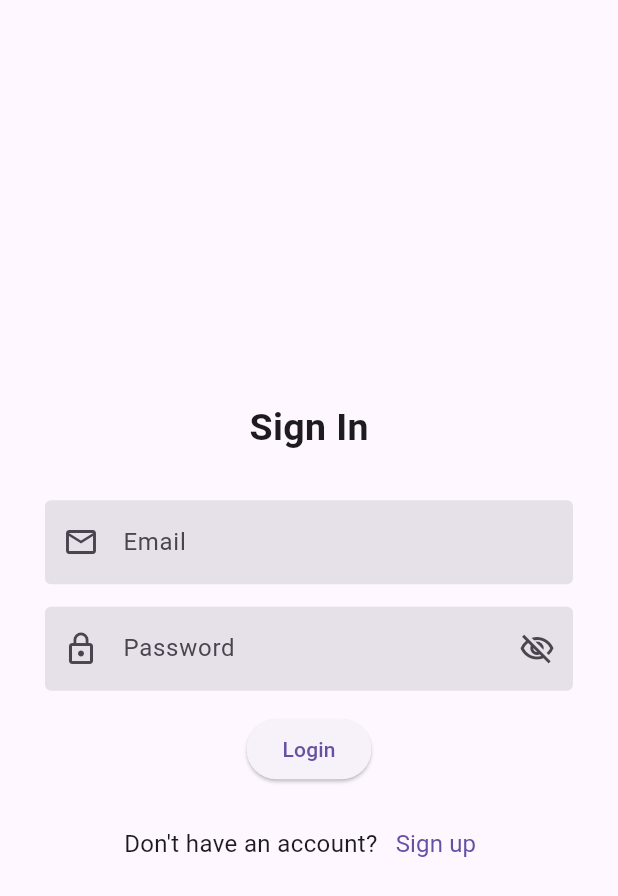
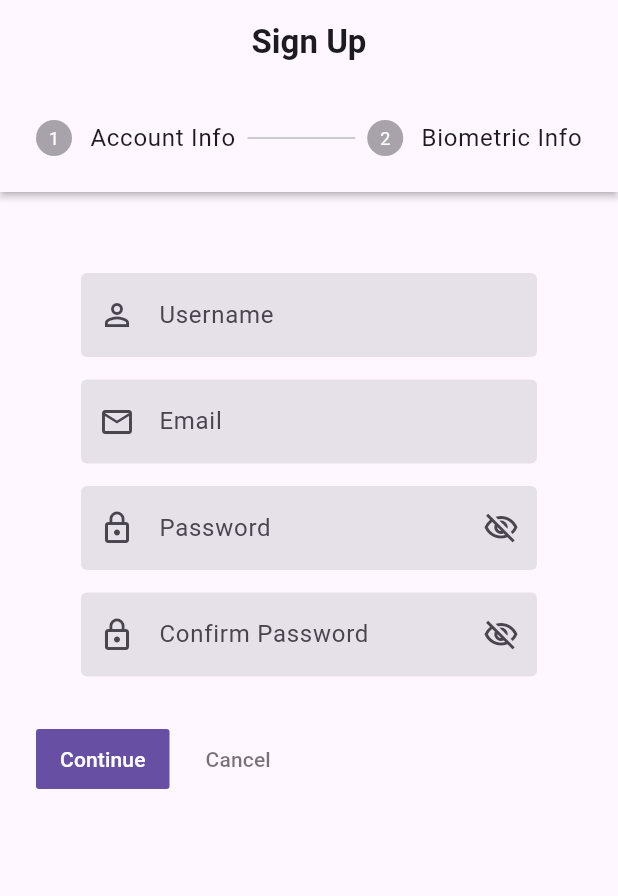
Before and after one commit to TUES-Diplomna-2024/Gym-App-Client, a Flutter app: the screen it shows after launch, on a phone screen of 412 x 824 dp. Shown: the top 896 px of the screen. Run offline on Flutter 3.47's test engine with Material 3 defaults, Android fonts, the phone set to English and light mode, and no system bars; missing offline and left inert: global_configuration.

```diff
--- a/gym_app_client/lib/main.dart
+++ b/gym_app_client/lib/main.dart
@@ -33,7 +33,7 @@ class MyApp extends StatelessWidget {
         primarySwatch: Colors.blue,
       ),
       onGenerateRoute: RouteGenerator.generateRoute,
-      initialRoute: "/signin",
+      initialRoute: "/stepper-example",
     );
   }
 }
--- /dev/null
+++ b/gym_app_client/lib/pages/stepper_example.dart
@@ -0,0 +1,278 @@
+import 'package:flutter/material.dart';
+import 'package:gym_app_client/db_api/models/user/user_signup_model.dart';
+
+import 'package:gym_app_client/db_api/services/user_service.dart';
+import 'package:gym_app_client/utils/components/padded_elevated_button.dart';
+import 'package:gym_app_client/utils/components/padded_text_form_field.dart';
+import 'package:gym_app_client/utils/components/informative_popup.dart';
+
+import 'package:gym_app_client/utils/constants/signup_constants.dart';
+import 'package:gym_app_client/utils/constants/app_regexes.dart';
+
+class StepperExample extends StatefulWidget {
+  const StepperExample({super.key});
+
+  @override
+  State<StepperExample> createState() => _StepperExampleState();
+}
+
+class _StepperExampleState extends State<StepperExample> {
+  final _userService = UserService();
+
+  final _accountInfoFormKey = GlobalKey<FormState>();
+  final _biometricInfoFormKey = GlobalKey<FormState>();
+
+  final _usernameController = TextEditingController();
+  final _emailController = TextEditingController();
+  final _passwordController = TextEditingController();
+
+  final _bDateController = TextEditingController();
+  final _genderController = TextEditingController();
+  final _heightController = TextEditingController();
+  final _weightController = TextEditingController();
+
+  bool _passwordVisible = false;
+  bool _cPasswordVisible = false;
+
+  int _curStep = 0;
+
+  @override
+  Widget build(BuildContext context) {
+    final steps = _getStepList();
+
+    return Scaffold(
+      appBar: AppBar(
+        title: const Text(
+          "Sign Up",
+          style: TextStyle(fontSize: 22, fontWeight: FontWeight.bold),
+        ),
+        centerTitle: true,
+        automaticallyImplyLeading: false,
+      ),
+      body: Center(
+        child: Stepper(
+          physics: const ClampingScrollPhysics(),
+          type: StepperType.horizontal,
+          currentStep: _curStep,
+          onStepCancel: () {
+            if (_curStep > 0) {
+              setState(() => _curStep -= 1);
+            }
+          },
+          onStepContinue: () {
+            if (_curStep < steps.length - 1) {
+              setState(() => _curStep += 1);
+            }
+          },
+          onStepTapped: (int index) {
+            setState(() => _curStep = index);
+          },
+          steps: steps,
+        ),
+      ),
+    );
+  }
+
+  @override
+  void dispose() {
+    _usernameController.dispose();
+    _emailController.dispose();
+    _passwordController.dispose();
+
+    _bDateController.dispose();
+    _genderController.dispose();
+    _heightController.dispose();
+    _weightController.dispose();
+
+    super.dispose();
+  }
+
+  List<Step> _getStepList() => [
+        Step(
+          title: const Text("Account Info"),
+          content: _buildAccountInfoForm(),
+        ),
+        Step(
+          title: const Text("Biometric Info"),
+          content: _buildBiometricInfoForm(),
+        )
+      ];
+
+  Widget _buildAccountInfoForm() {
+    return Form(
+      key: _accountInfoFormKey,
+      child: Column(
+        mainAxisAlignment: MainAxisAlignment.center,
+        crossAxisAlignment: CrossAxisAlignment.center,
+        children: [
+          const SizedBox(height: 30),
+          // Username
+          PaddedTextFormField(
+            controller: _usernameController,
+            decoration: const InputDecoration(
+              label: Text("Username"),
+              prefixIcon: Icon(Icons.person_outline),
+              hintText: "Enter your username",
+              filled: true,
+              enabledBorder: OutlineInputBorder(borderSide: BorderSide.none),
+              focusedBorder: OutlineInputBorder(
+                  borderSide: BorderSide(color: Colors.blue)),
+            ),
+            validator: (String? value) {
+              if (value == null || value.isEmpty) {
+                return "Username cannot be empty";
+              } else if (value.length < SignUpConstants.minUsernameLength ||
+                  value.length > SignUpConstants.maxUsernameLength) {
+                return "Username must be between ${SignUpConstants.minUsernameLength} and ${SignUpConstants.maxUsernameLength} characters";
+              }
+
+              setState(() => _usernameController.text = value);
+              return null;
+            },
+          ),
+          // Email
+          PaddedTextFormField(
+            controller: _emailController,
+            decoration: const InputDecoration(
+              label: Text("Email"),
+              filled: true,
+              prefixIcon: Icon(Icons.mail_outline),
+              hintText: "Enter your email",
+              enabledBorder: OutlineInputBorder(borderSide: BorderSide.none),
+              focusedBorder: OutlineInputBorder(
+                  borderSide: BorderSide(color: Colors.blue)),
+            ),
+            validator: (String? value) {
+              if (value == null || value.isEmpty) {
+                return "Email cannot be empty";
+              } else if (!AppRegexes.isValidEmail(value)) {
+                return "Invalid email format";
+              }
+
+              setState(() => _emailController.text = value);
+              return null;
+            },
+          ),
+          // Password
+          PaddedTextFormField(
+            controller: _passwordController,
+            decoration: InputDecoration(
+              label: const Text("Password"),
+              filled: true,
+              prefixIcon: const Icon(Icons.lock_outline),
+              hintText: "Enter your password",
+              enabledBorder:
+                  const OutlineInputBorder(borderSide: BorderSide.none),
+              focusedBorder: const OutlineInputBorder(
+                  borderSide: BorderSide(color: Colors.blue)),
+              suffixIcon: IconButton(
+                onPressed: () {
+                  setState(() => _passwordVisible = !_passwordVisible);
+                },
+                icon: _passwordVisible
+                    ? const Icon(Icons.visibility_outlined)
+                    : const Icon(Icons.visibility_off_outlined),
+              ),
+            ),
+            obscureText: !_passwordVisible,
+            validator: (String? value) {
+              if (value == null || value.isEmpty) {
+                return "Please enter your password";
+              } else if (value.length < SignUpConstants.minPasswordLength ||
+                  value.length > SignUpConstants.maxPasswordLength) {
+                return "Password must be between ${SignUpConstants.minPasswordLength} and ${SignUpConstants.maxPasswordLength} characters";
+              } else if (!AppRegexes.isValidPassword(value)) {
+                return "Password must include at least one lowercase letter, \none uppercase letter, one digit, and one special character.";
+              }
+
+              setState(() => _passwordController.text = value);
+              return null;
+            },
+          ),
+          // Confirm Password
+          PaddedTextFormField(
+            decoration: InputDecoration(
+              label: const Text("Confirm Password"),
+              filled: true,
+              prefixIcon: const Icon(Icons.lock_outline),
+              hintText: "Please confirm your password",
+              enabledBorder:
+                  const OutlineInputBorder(borderSide: BorderSide.none),
+              focusedBorder: const OutlineInputBorder(
+                  borderSide: BorderSide(color: Colors.blue)),
+              suffixIcon: IconButton(
+                onPressed: () {
+                  setState(() => _cPasswordVisible = !_cPasswordVisible);
+                },
+                icon: _cPasswordVisible
+                    ? const Icon(Icons.visibility_outlined)
+                    : const Icon(Icons.visibility_off_outlined),
+              ),
+            ),
+            obscureText: !_cPasswordVisible,
+            validator: (String? value) {
+              if (value == null || value.isEmpty) {
+                return "Please re-enter your password";
+              } else if (_passwordController.text != value) {
+                return "The entered passwords do not match";
+              }
+
+              return null;
+            },
+          ),
+        ],
+      ),
+    );
+  }
+
+  Widget _buildBiometricInfoForm() {
+    return Form(
+      key: _biometricInfoFormKey,
+      child: Column(
+        mainAxisAlignment: MainAxisAlignment.center,
+        crossAxisAlignment: CrossAxisAlignment.center,
+        children: [
+          const SizedBox(height: 30),
+          // Birth Date
+          PaddedTextFormField(
+            controller: _bDateController,
+            decoration: const InputDecoration(
+              label: Text("Birth Date"),
+              filled: true,
+              prefixIcon: Icon(Icons.calendar_month_outlined),
+              enabledBorder: OutlineInputBorder(borderSide: BorderSide.none),
+              focusedBorder: OutlineInputBorder(
+                  borderSide: BorderSide(color: Colors.blue)),
+            ),
+            validator: (String? value) {
+              if (value == null || value.isEmpty) {
+                return "Please select your birth date";
+              }
+
+              return null;
+            },
+            readOnly: true,
+            onTap: () => _selectDate(),
+          ),
+        ],
+      ),
+    );
+  }
+
+  Future<void> _selectDate() async {
+    DateTime currDate = DateTime.now();
+
+    DateTime? pickedDate = await showDatePicker(
+      context: context,
+      initialDate: currDate,
+      firstDate: DateTime(currDate.year - SignUpConstants.allowableYearsRange),
+      lastDate: currDate,
+    );
+
+    if (pickedDate != null) {
+      setState(
+        () => _bDateController.text = pickedDate.toString().split(" ")[0],
+      );
+    }
+  }
+}
--- a/gym_app_client/lib/route_generator.dart
+++ b/gym_app_client/lib/route_generator.dart
@@ -1,6 +1,7 @@
 import 'package:flutter/material.dart';
 import 'package:gym_app_client/pages/signin_page.dart';
 import 'package:gym_app_client/pages/signup_page.dart';
+import 'package:gym_app_client/pages/stepper_example.dart';
 
 class RouteGenerator {
   static Route<dynamic> generateRoute(RouteSettings settings) {
@@ -12,6 +13,8 @@ class RouteGenerator {
         return MaterialPageRoute(builder: (_) => const SignInPage());
       case "/signup":
         return MaterialPageRoute(builder: (_) => const SignUpPage());
+      case "/stepper-example":
+        return MaterialPageRoute(builder: (_) => const StepperExample());
       default:
         return _errorRoute();
     }
```
Also changed, not shown: gym_app_client/lib/pages/signin_page.dart (+7 -7 lines), gym_app_client/lib/utils/common/enums/genders.dart (added, +11 -0 lines).
